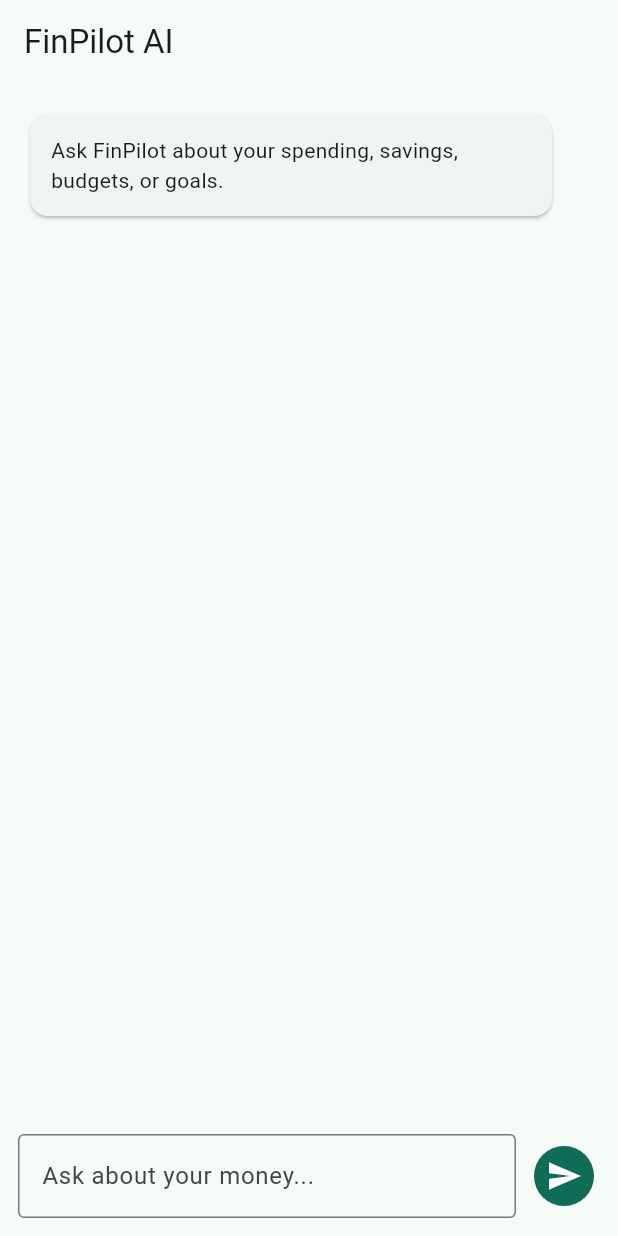
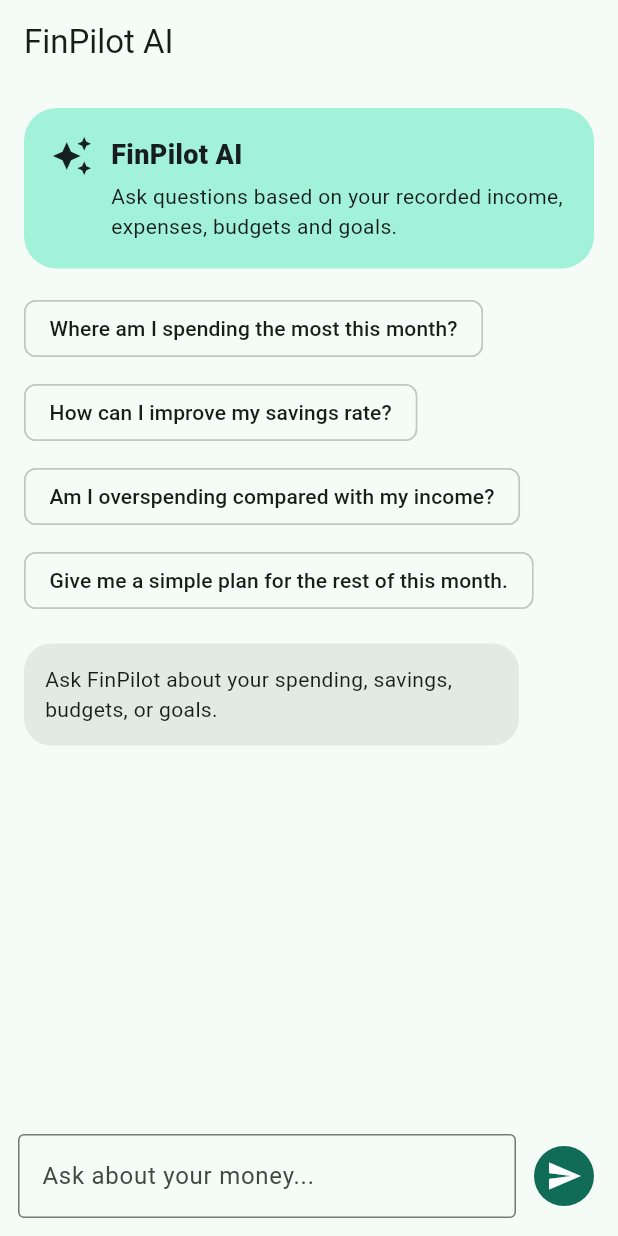
Before and after one commit to sufailalayin/finpilot, a Flutter app: the AIScreen screen opened directly with empty values, on a phone screen of 412 x 824 dp. Run offline on Flutter 3.47's test engine with Material 3 defaults, Android fonts, the phone set to English and light mode, and no system bars; our stand-ins replace dio, flutter_secure_storage, in_app_purchase; accounts and stored records are empty.

Commit message:
mobile: upgrade AI assistant with guided finance prompts

```diff
--- a/mobile/lib/features/ai/ai_screen.dart
+++ b/mobile/lib/features/ai/ai_screen.dart
@@ -25,6 +25,13 @@
   ];
 
   bool _loading = false;
+
+  final _prompts = const [
+    'Where am I spending the most this month?',
+    'How can I improve my savings rate?',
+    'Am I overspending compared with my income?',
+    'Give me a simple plan for the rest of this month.',
+  ];
 
   Future<void> _send() async {
     final question = _question.text.trim();
@@ -65,27 +72,81 @@
       body: Column(
         children: [
           Expanded(
-            child: ListView.builder(
+            child: ListView(
               padding: const EdgeInsets.all(16),
-              itemCount: _messages.length,
-              itemBuilder: (context, index) {
-                final message = _messages[index];
+              children: [
+                Container(
+                  padding: const EdgeInsets.all(18),
+                  decoration: BoxDecoration(
+                    color: Theme.of(context).colorScheme.primaryContainer,
+                    borderRadius: BorderRadius.circular(22),
+                  ),
+                  child: const Row(
+                    crossAxisAlignment: CrossAxisAlignment.start,
+                    children: [
+                      Icon(Icons.auto_awesome, size: 28),
+                      SizedBox(width: 12),
+                      Expanded(
+                        child: Column(
+                          crossAxisAlignment: CrossAxisAlignment.start,
+                          children: [
+                            Text(
+                              'FinPilot AI',
+                              style: TextStyle(
+                                fontWeight: FontWeight.w800,
+                                fontSize: 18,
+                              ),
+                            ),
+                            SizedBox(height: 5),
+                            Text(
+                              'Ask questions based on your recorded income, expenses, budgets and goals.',
+                            ),
+                          ],
+                        ),
+                      ),
+                    ],
+                  ),
+                ),
+                const SizedBox(height: 16),
+                Wrap(
+                  spacing: 8,
+                  runSpacing: 8,
+                  children: _prompts
+                      .map(
+                        (prompt) => ActionChip(
+                          label: Text(prompt),
+                          onPressed: _loading
+                              ? null
+                              : () {
+                                  _question.text = prompt;
+                                  _send();
+                                },
+                        ),
+                      )
+                      .toList(),
+                ),
+                const SizedBox(height: 18),
+                ..._messages.map((message) {
                   final isUser = message['role'] == 'user';
                   return Align(
                     alignment: isUser
                         ? Alignment.centerRight
                         : Alignment.centerLeft,
-                  child: Card(
-                    child: Padding(
+                    child: Container(
+                      margin: const EdgeInsets.only(bottom: 10),
                       padding: const EdgeInsets.all(14),
-                      child: ConstrainedBox(
-                        constraints: const BoxConstraints(maxWidth: 320),
+                      constraints: const BoxConstraints(maxWidth: 330),
+                      decoration: BoxDecoration(
+                        color: isUser
+                            ? Theme.of(context).colorScheme.primaryContainer
+                            : Theme.of(context).colorScheme.surfaceContainerHigh,
+                        borderRadius: BorderRadius.circular(18),
+                      ),
                       child: Text(message['text'] ?? ''),
                     ),
-                    ),
-                  ),
                   );
-              },
+                }),
+              ],
             ),
           ),
           SafeArea(
```
Lines whose indentation alone changed are shown as unchanged.
